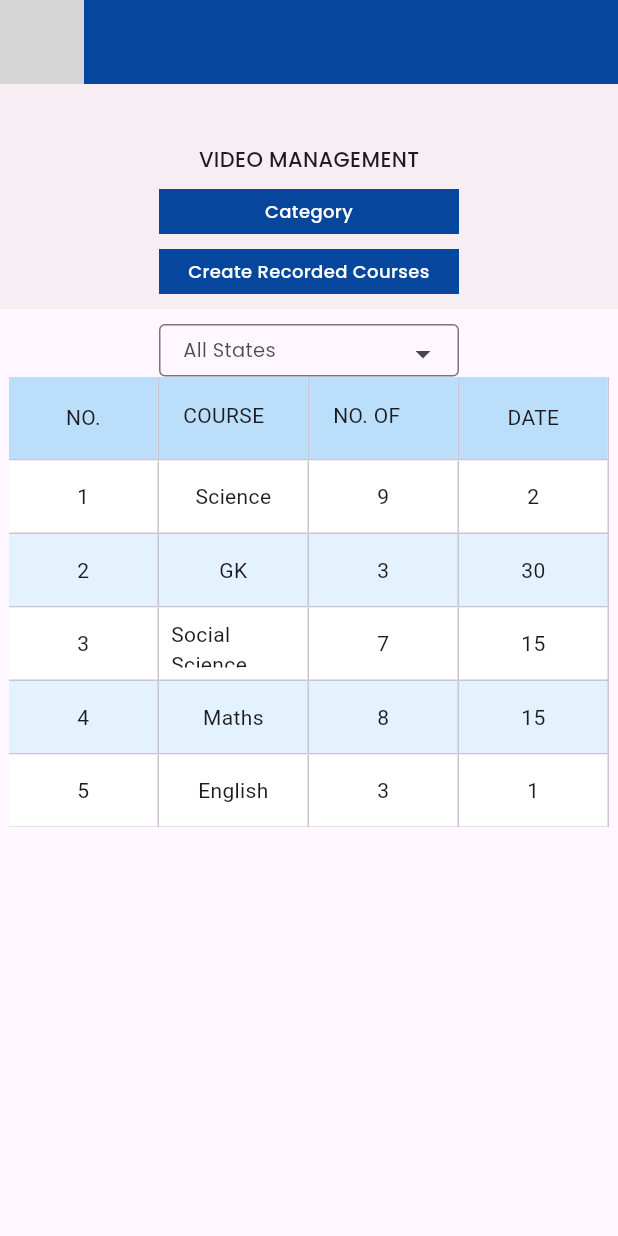
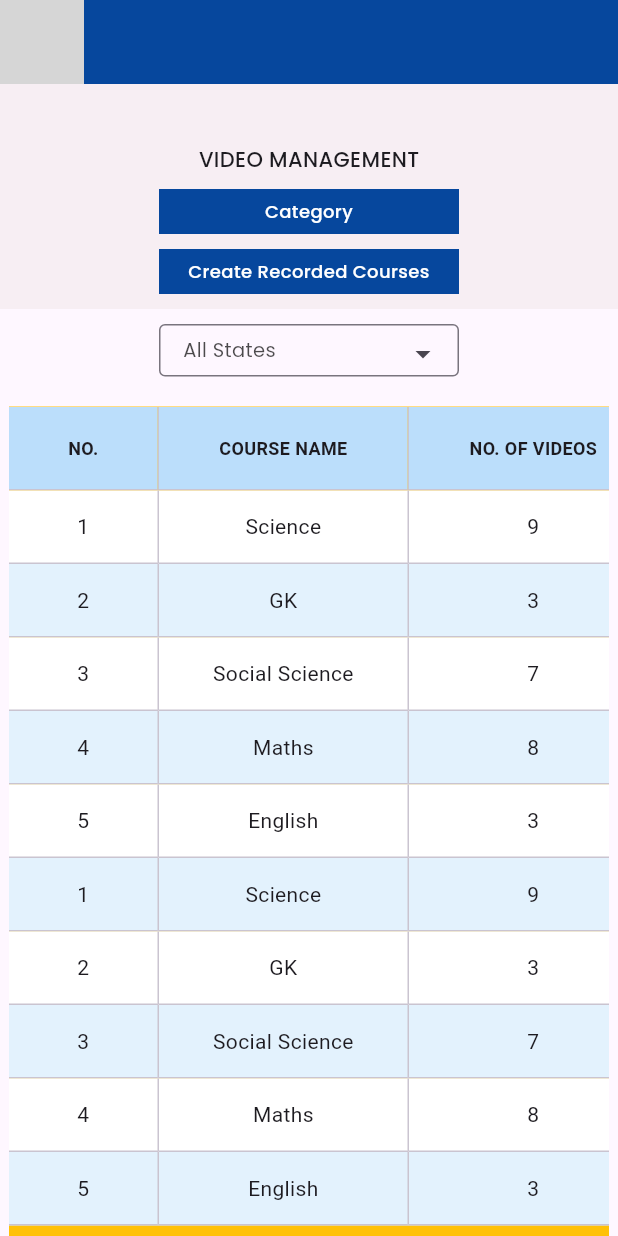
Before and after one commit to Abin56/SCIPRO_Website-Vectorwind, a Flutter app: the screen it shows after launch, on a phone screen of 412 x 824 dp. Run offline on Flutter 3.47's test engine with Material 3 defaults, Android fonts, the phone set to English and light mode, and no system bars; drawn by our look-alikes of dropdown_search, syncfusion_flutter_datagrid; our stand-ins replace firebase_core, fluttertoast, google_fonts; missing offline and left inert: dart:html, sidebar_drawer; accounts and stored records are empty; statements that could not run were skipped; grey boxes are pictures that could not be loaded.

Commit message:
29 nov 2023

```diff
--- a/lib/view/admin_panel/video_management/video_courses_list/view_courses/view_courses_grid.dart
+++ b/lib/view/admin_panel/video_management/video_courses_list/view_courses/view_courses_grid.dart
@@ -76,6 +76,11 @@
       Course(context, 03, 'Social Science', 7, 15),
       Course(context, 04, 'Maths', 8, 15),
       Course(context, 05, 'English', 3, 1),
+       Course(context, 01, 'Science', 9, 2),
+      Course(context, 02, 'GK', 3, 30),
+      Course(context, 03, 'Social Science', 7, 15),
+      Course(context, 04, 'Maths', 8, 15),
+      Course(context, 05, 'English', 3, 1),
     ];
   }
 }
@@ -148,6 +153,7 @@
         alignment: Alignment.center,
         child: Text(
           text,
+          style: const TextStyle(fontSize: 12,fontWeight: FontWeight.bold),
           //overflow: TextOverflow.ellipsis,
         ));
   }
--- a/lib/view/admin_panel/video_management/video_courses_list/view_courses/view_courses_list.dart
+++ b/lib/view/admin_panel/video_management/video_courses_list/view_courses/view_courses_list.dart
@@ -12,14 +12,15 @@
     return Column(
       children: [
         ResponsiveWebSite.isMobile(context)
-            ? const SizedBox(
+            ? Container(
+              color: Colors.amber,
                 width: 400,
-                height: 500,
-                child: SingleChildScrollView(
+                height: 800,
+                child: const SingleChildScrollView(
                   scrollDirection: Axis.horizontal,
                   child: SizedBox(
-                      width: 400,
-                      child: SingleChildScrollView(child: ViewCoursesList())),
+                      width: 600,
+                      child: ViewCoursesList()),
                 ),
               )
             : const SingleChildScrollView(
--- a/lib/view/admin_panel/video_management/video_management.dart
+++ b/lib/view/admin_panel/video_management/video_management.dart
@@ -106,7 +106,10 @@
                   children: [topVedioManagementBar[2]],
                 ),
               ),
-              const RecordedCourses()
+              const Padding(
+                padding: EdgeInsets.only(top: 20),
+                child: RecordedCourses(),
+              )
             ])
           : Column(children: [
               Container(
@@ -128,7 +131,10 @@
                   children: [topVedioManagementBar[2]],
                 ),
               ),
-              const RecordedCourses()
+              const Padding(
+                padding: EdgeInsets.only(top: 10),
+                child: RecordedCourses(),
+              )
             ]),
     );
   }
```
